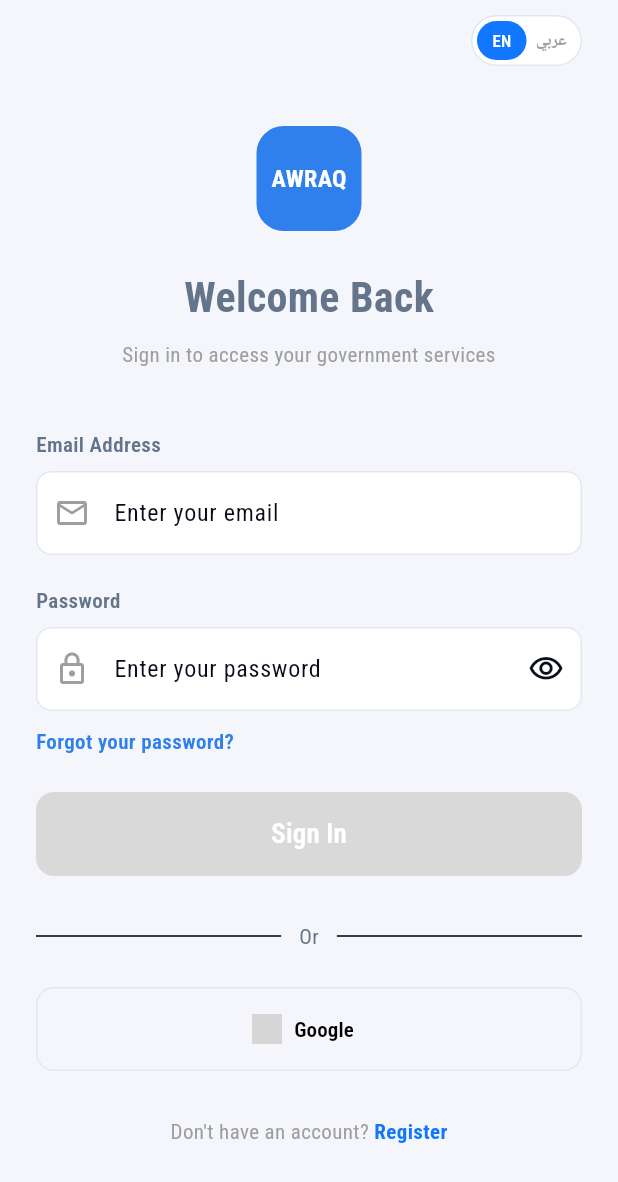
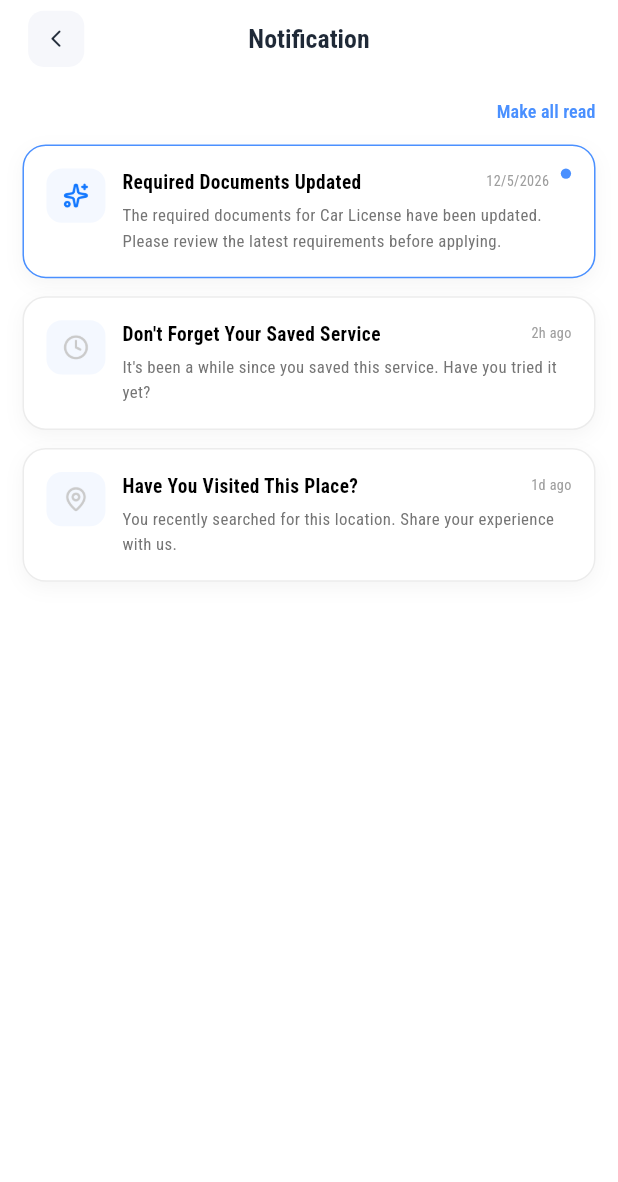
Before and after one commit to Nourhan-mo7amed/Awraaq-App, a Flutter app: the screen it shows after launch, on a phone screen of 412 x 824 dp. Shown: the top 1182 px of the screen. Run offline on Flutter 3.47's test engine with Material 3 defaults, Android fonts, the phone set to English and light mode, and no system bars; our stand-ins replace dio, flutter_bloc, flutter_screenutil, flutter_secure_storage, get_it, go_router and 1 more; accounts and stored records are empty; grey boxes are pictures that could not be loaded.

Commit message:
feat: add notification feature UI with dialog and empty state

```diff
--- /dev/null
+++ b/lib/core/constants/app_texts/notification_texts.dart
@@ -0,0 +1,31 @@
+class NotificationTexts {
+  NotificationTexts._();
+
+  static const notification = "Notification";
+
+  static const makeAllRead = "Make all read";
+
+  static const requiredDocumentsTitle =
+      "Required Documents Updated";
+
+  static const requiredDocumentsDescription =
+      "The required documents for Car License have been updated. Please review the latest requirements before applying.";
+
+  static const savedServiceTitle =
+      "Don't Forget Your Saved Service";
+
+  static const savedServiceDescription =
+      "It's been a while since you saved this service. Have you tried it yet?";
+
+  static const visitedPlaceTitle =
+      "Have You Visited This Place?";
+
+  static const visitedPlaceDescription =
+      "You recently searched for this location. Share your experience with us.";
+
+  static const noNotificationTitle =
+      "No Notifications Yet";
+
+  static const noNotificationDescription =
+      "You'll receive updates about new services, reminders, and location follow-ups here.";
+}
--- a/lib/core/routing/app_router.dart
+++ b/lib/core/routing/app_router.dart
@@ -1,16 +1,4 @@
-import 'package:awraq/core/service_lacoator.dart';
-import 'package:awraq/features/edit_profile/presentation/cubit/edit_profile_cubit.dart';
-import 'package:awraq/features/edit_profile/presentation/views/edit_profile_view.dart';
-import 'package:awraq/features/governates/data/repo/governorates_repo.dart';
-import 'package:awraq/features/governates/presentation/cubit/governorates_cubit.dart';
-import 'package:awraq/features/localization/presentation/views/localization_view.dart';
-import 'package:awraq/features/notification_settings/presentation/views/notification_settings_view.dart';
-import 'package:awraq/features/profile/data/repo/profile_repository.dart';
-import 'package:awraq/features/profile/presentation/cubit/profile_cubit.dart';
-import 'package:awraq/features/profile/presentation/views/profile_view.dart';
-import 'package:awraq/features/settings/presentation/views/theme_view.dart';
 import 'package:flutter/material.dart';
-import 'package:flutter_bloc/flutter_bloc.dart';
 import 'package:go_router/go_router.dart';
 import 'package:awraq/core/routing/app_routes.dart';
 import 'package:awraq/features/auth/screen/login_screen.dart';
@@ -20,13 +8,14 @@ import 'package:awraq/features/auth/screen/otp_verification_screen.dart';
 import 'package:awraq/features/auth/screen/reset_password_screen.dart';
 import 'package:awraq/features/auth/screen/success_screen.dart';
 import 'package:awraq/features/home/presentation/home_screen.dart';
-import 'package:awraq/features/onboarding/presentation/view/onboarding_view.dart';
 import 'package:awraq/features/splash/presentation/view/splash_view.dart';
-import 'package:go_router/go_router.dart';
+
+import '../../features/notification/presentation/views/notification_screen.dart';
+import '../../features/onboarding/presentation/views/onboarding_view.dart';
 
 abstract class AppRouter {
   static final router = GoRouter(
-    initialLocation: AppRoutes.login,
+    initialLocation: AppRoutes.notifications,
     routes: [
       // 1. الشاشات العادية (بدون Bottom Navigation Bar)
       GoRoute(
@@ -45,7 +34,6 @@ abstract class AppRouter {
 
       GoRoute(
         path: AppRoutes.signUp,
-
         builder: (context, state) => const RegisterScreen(),
       ),
 
@@ -72,6 +60,11 @@ abstract class AppRouter {
       GoRoute(
         path: AppRoutes.home,
         builder: (context, state) => const HomeScreen(),
+      ),
+
+      GoRoute(
+        path: AppRoutes.notification,
+        builder: (context, state) => const NotificationScreen(),
       ),
 
       // GoRoute(
--- a/lib/core/routing/app_routes.dart
+++ b/lib/core/routing/app_routes.dart
@@ -18,5 +18,6 @@ abstract class AppRoutes {
   static const String saved = '/saved';
   static const String editProfile = '/editProfile';
   static const String aiChat = '/aiChat';
+  static const String notification = '/notifications';
 
 }
--- /dev/null
+++ b/lib/features/notification/data/notification_dummy.dart
@@ -0,0 +1,27 @@
+import '../presentation/models/notification_model.dart';
+import '../../../../core/constants/app_texts/notification_texts.dart';
+
+// const List<NotificationModel> notificationDummy = [];
+const List<NotificationModel> notificationDummy = [
+  NotificationModel(
+    title: NotificationTexts.requiredDocumentsTitle,
+    description: NotificationTexts.requiredDocumentsDescription,
+    time: "12/5/2026",
+    icon: "assets/icons/document.png",
+    isRead: false,
+  ),
+  NotificationModel(
+    title: NotificationTexts.savedServiceTitle,
+    description: NotificationTexts.savedServiceDescription,
+    time: "2h ago",
+    icon: "assets/icons/clock.png",
+    isRead: true,
+  ),
+  NotificationModel(
+    title: NotificationTexts.visitedPlaceTitle,
+    description: NotificationTexts.visitedPlaceDescription,
+    time: "1d ago",
+    icon: "assets/icons/location.png",
+    isRead: true,
+  ),
+];
--- /dev/null
+++ b/lib/features/notification/presentation/models/notification_model.dart
@@ -0,0 +1,15 @@
+class NotificationModel {
+  final String title;
+  final String description;
+  final String time;
+  final String icon;
+  final bool isRead;
+
+  const NotificationModel({
+    required this.title,
+    required this.description,
+    required this.time,
+    required this.icon,
+    required this.isRead,
+  });
+}
--- /dev/null
+++ b/lib/features/notification/presentation/views/notification_screen.dart
@@ -0,0 +1,117 @@
+import 'package:awraq/features/notification/data/notification_dummy.dart';
+import 'package:flutter/material.dart';
+import 'package:flutter_screenutil/flutter_screenutil.dart';
+
+import '../../../../core/constants/app_texts/notification_texts.dart';
+import '../widgets/empty_notification.dart';
+import '../widgets/notification_bottom_sheet.dart';
+import '../widgets/notification_card.dart';
+import '../widgets/notification_dialog.dart';
+
+class NotificationScreen extends StatelessWidget {
+  const NotificationScreen({super.key});
+
+  @override
+  Widget build(BuildContext context) {
+    return Scaffold(
+      backgroundColor: Colors.white,
+      appBar: AppBar(
+        backgroundColor: Colors.white,
+        surfaceTintColor: Colors.white,
+        elevation: 0,
+        scrolledUnderElevation: 0,
+        toolbarHeight: 60.h,
+        centerTitle: true,
+        leadingWidth: 64.w,
+        leading: Padding(
+          padding: EdgeInsets.only(left: 16.w),
+          child: Align(
+            alignment: Alignment.center,
+            child: Material(
+              color: const Color(0xffF6F7FB),
+              borderRadius: BorderRadius.circular(12.r),
+              child: InkWell(
+                borderRadius: BorderRadius.circular(12.r),
+                onTap: () => Navigator.pop(context),
+                child: SizedBox(
+                  width: 40.w,
+                  height: 40.w,
+                  child: Center(
+                    child: Icon(
+                      Icons.arrow_back_ios_new_rounded,
+                      size: 16.sp,
+                      color: const Color(0xff1F2937),
+                    ),
+                  ),
+                ),
+              ),
+            ),
+          ),
+        ),
+        title: Text(
+          NotificationTexts.notification,
+          style: TextStyle(
+            fontSize: 20.sp,
+            fontWeight: FontWeight.w700,
+            color: const Color(0xff1F2937),
+          ),
+        ),
+      ),
+      body: notificationDummy.isEmpty
+          ? const EmptyNotification()
+          : Padding(
+              padding: EdgeInsets.symmetric(horizontal: 16.w),
+              child: Column(
+                children: [
+                  SizedBox(height: 16.h),
+                  Align(
+                    alignment: Alignment.centerRight,
+                    child: TextButton(
+                      style: TextButton.styleFrom(
+                        padding: EdgeInsets.zero,
+                        minimumSize: Size.zero,
+                        tapTargetSize: MaterialTapTargetSize.shrinkWrap,
+                      ),
+                      onPressed: () {},
+                      child: Text(
+                        NotificationTexts.makeAllRead,
+                        style: TextStyle(
+                          fontSize: 14.sp,
+                          fontWeight: FontWeight.w600,
+                          color: const Color(0xff4A90FF),
+                        ),
+                      ),
+                    ),
+                  ),
+                  SizedBox(height: 16.h),
+                  Expanded(
+                    child: ListView.separated(
+                      physics: const BouncingScrollPhysics(),
+                      padding: EdgeInsets.only(bottom: 20.h),
+                      itemCount: notificationDummy.length,
+                      separatorBuilder: (_, __) => SizedBox(height: 14.h),
+                      itemBuilder: (context, index) {
+                        return NotificationCard(
+                          notification: notificationDummy[index],
+                          onTap: () {
+                            showDialog(
+                              context: context,
+                              barrierDismissible: true,
+                              barrierColor: Colors.black.withOpacity(.35),
+                              builder: (_) {
+                                return NotificationDialog(
+                                  notification: notificationDummy[index],
+                                );
+                              },
+                            );
+                          },
+                        );
+                      },
+                    ),
+                  ),
+                ],
+              ),
+            ),
+    );
+  }
+}
--- /dev/null
+++ b/lib/features/notification/presentation/widgets/notification_card.dart
@@ -0,0 +1,116 @@
+import 'package:flutter/material.dart';
+import 'package:flutter_screenutil/flutter_screenutil.dart';
+
+import '../models/notification_model.dart';
+import 'notification_icon.dart';
+
+class NotificationCard extends StatelessWidget {
+  const NotificationCard({
+    super.key,
+    required this.notification,
+    this.onTap,
+  });
+
+  final NotificationModel notification;
+  final VoidCallback? onTap;
+
+  @override
+  Widget build(BuildContext context) {
+    return InkWell(
+      onTap: onTap,
+      borderRadius: BorderRadius.circular(18.r),
+      child: Container(
+        padding: EdgeInsets.all(16.w),
+        decoration: BoxDecoration(
+          color: Colors.white,
+          borderRadius: BorderRadius.circular(18.r),
+          border: Border.all(
+            color: notification.isRead
+                ? const Color(0xffECECEC)
+                : const Color(0xff4A90FF),
+          ),
+          boxShadow: [
+            BoxShadow(
+              color: Colors.black.withOpacity(.04),
+              blurRadius: 10,
+              offset: const Offset(0, 4),
+            ),
+          ],
+        ),
+        child: Row(
+          crossAxisAlignment: CrossAxisAlignment.start,
+          children: [
+            /// Icon
+            NotificationIcon(
+              icon: notification.icon,
+            ),
+
+            SizedBox(width: 12.w),
+
+            /// Text
+            Expanded(
+              child: Column(
+                crossAxisAlignment: CrossAxisAlignment.start,
+                children: [
+                  /// Title + Time
+                  Row(
+                    children: [
+                      Expanded(
+                        child: Text(
+                          notification.title,
+                          style: TextStyle(
+                            fontSize: 15.sp,
+                            fontWeight: FontWeight.w700,
+                            color: Colors.black,
+                          ),
+                        ),
+                      ),
+
+                      SizedBox(width: 8.w),
+
+                      Text(
+                        notification.time,
+                        style: TextStyle(
+                          fontSize: 11.sp,
+                          color: Colors.grey,
+                        ),
+                      ),
+                    ],
+                  ),
+
+                  SizedBox(height: 6.h),
+
+                  /// Description
+                  Text(
+                    notification.description,
+                    maxLines: 2,
+                    overflow: TextOverflow.ellipsis,
+                    style: TextStyle(
+                      fontSize: 13.sp,
+                      color: Colors.grey.shade600,
+                      height: 1.5,
+                    ),
+                  ),
+                ],
+              ),
+            ),
+
+            /// Unread Dot
+            if (!notification.isRead)
+              Padding(
+                padding: EdgeInsets.only(left: 8.w),
+                child: Container(
+                  width: 8.w,
+                  height: 8.h,
+                  decoration: const BoxDecoration(
+                    color: Color(0xff4A90FF),
+                    shape: BoxShape.circle,
+                  ),
+                ),
+              ),
+          ],
+        ),
+      ),
+    );
+  }
+}
--- /dev/null
+++ b/lib/features/notification/presentation/widgets/notification_icon.dart
@@ -0,0 +1,31 @@
+import 'package:flutter/material.dart';
+import 'package:flutter_screenutil/flutter_screenutil.dart';
+
+class NotificationIcon extends StatelessWidget {
+  const NotificationIcon({
+    super.key,
+    required this.icon,
+  });
+
+  final String icon;
+
+  @override
+  Widget build(BuildContext context) {
+    return Container(
+      width: 42.w,
+      height: 42.h,
+      decoration: BoxDecoration(
+        color: const Color(0xffF4F8FF),
+        borderRadius: BorderRadius.circular(12.r),
+      ),
+      child: Center(
+        child: Image.asset(
+          icon,
+          width: 20.w,
+          height: 20.h,
+          fit: BoxFit.contain,
+        ),
+      ),
+    );
+  }
+}
```
Also changed, not shown: lib/features/notification/presentation/widgets/empty_notification.dart (added, +56 -0 lines), lib/features/notification/presentation/widgets/notification_bottom_sheet.dart (added, +71 -0 lines), lib/features/notification/presentation/widgets/notification_dialog.dart (added, +57 -0 lines), assets/icons/bell.png (added), assets/icons/clock.png (added), assets/icons/document.png (added), assets/icons/location.png (added), pubspec.lock.
